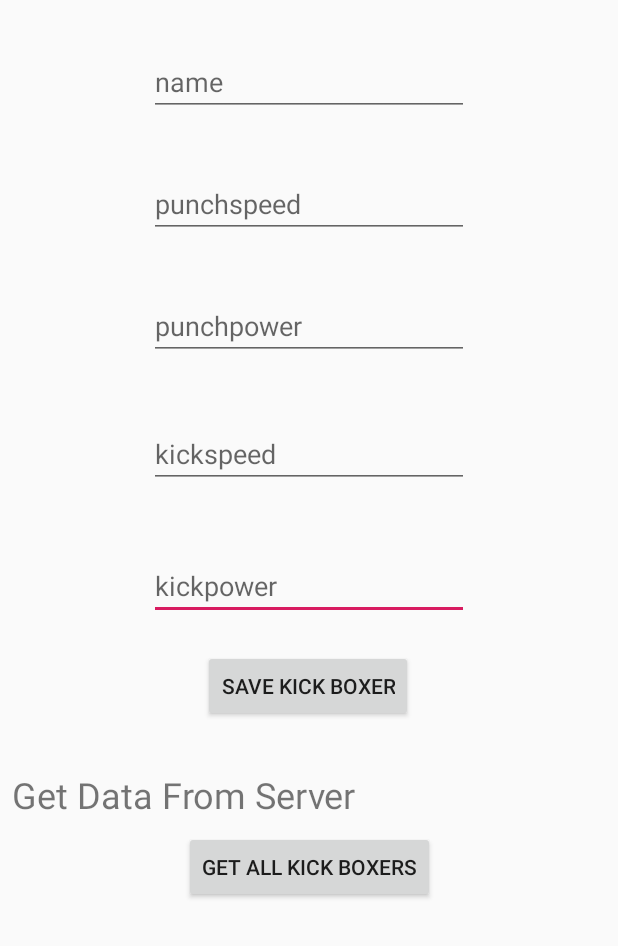
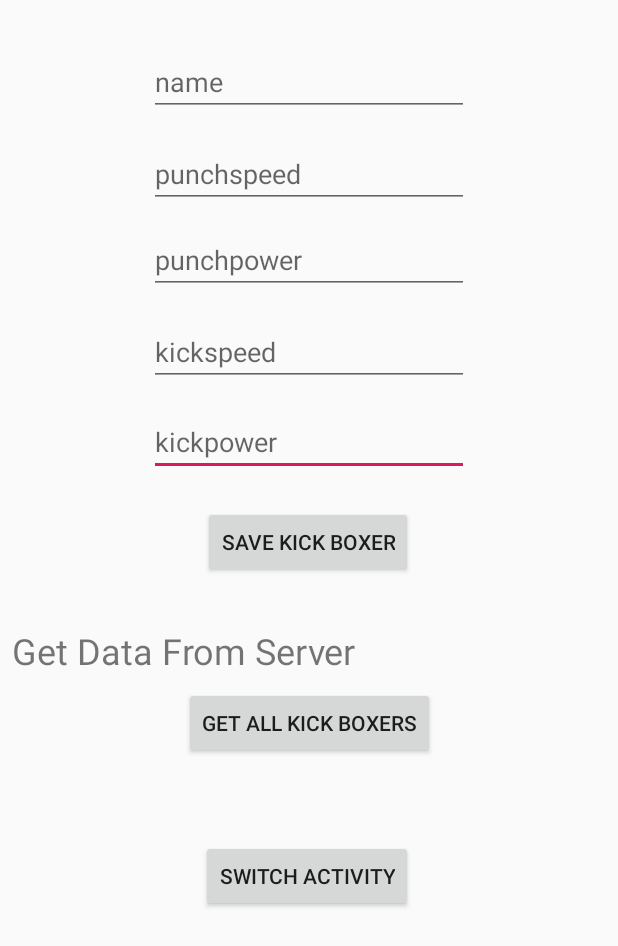
Before and after one commit to RyanPerera/SocialMediaApp, an Android app: the screen it shows after launch (SignUp), on a phone screen of 412 x 824 dp. Shown: the top 946 px of the screen. Run offline under Robolectric (Android 15) with nearby library versions, the phone set to English and light mode, and no system bars; libraries missing offline, so code that uses them is left out: com.parse, com.shashank.sony; 2 statements that could not run were skipped.

```diff
--- a/app/src/main/java/com/example/socialmediaapp/SignUp.java
+++ b/app/src/main/java/com/example/socialmediaapp/SignUp.java
@@ -1,5 +1,6 @@
 package com.example.socialmediaapp;
 
+import android.content.Intent;
 import android.os.Bundle;
 import android.view.View;
 import android.widget.Button;
@@ -28,6 +29,8 @@ public class SignUp extends AppCompatActivity  implements View.OnClickListener{
 
     private String allKickBoxers;
 
+    private Button btnNextActivity;
+
     @Override
     protected void onCreate(Bundle savedInstanceState)    {
         super.onCreate(savedInstanceState);
@@ -48,6 +51,8 @@ public class SignUp extends AppCompatActivity  implements View.OnClickListener{
 
         txtGetData = findViewById(R.id.txtGetData);
         btnGetAllData = findViewById(R.id.btnGetAllData);
+
+        btnNextActivity = findViewById(R.id.btnNextActivity);
 
         txtGetData.setOnClickListener(new View.OnClickListener() {
             @Override
@@ -90,6 +95,14 @@ public class SignUp extends AppCompatActivity  implements View.OnClickListener{
             }
         });
 
+        btnNextActivity.setOnClickListener(new View.OnClickListener() {
+            @Override
+            public void onClick(View view) {
+                Intent intent = new Intent(SignUp.this,SignUpLoginActivity.class);
+                startActivity(intent);
+            }
+        });
+
     }
 
 
--- a/app/src/main/res/layout/activity_sign_up.xml
+++ b/app/src/main/res/layout/activity_sign_up.xml
@@ -11,7 +11,7 @@
         android:layout_width="wrap_content"
         android:layout_height="wrap_content"
         android:layout_marginStart="8dp"
-        android:layout_marginTop="128dp"
+        android:layout_marginTop="76dp"
         android:layout_marginEnd="8dp"
         android:ems="10"
         android:hint="kickpower"
@@ -39,7 +39,7 @@
         android:layout_width="wrap_content"
         android:layout_height="wrap_content"
         android:layout_marginStart="8dp"
-        android:layout_marginTop="36dp"
+        android:layout_marginTop="16dp"
         android:layout_marginEnd="8dp"
         android:ems="10"
         android:hint="punchspeed"
@@ -53,7 +53,7 @@
         android:layout_width="wrap_content"
         android:layout_height="wrap_content"
         android:layout_marginStart="8dp"
-        android:layout_marginTop="36dp"
+        android:layout_marginTop="12dp"
         android:layout_marginEnd="8dp"
         android:ems="10"
         android:hint="punchpower"
@@ -67,7 +67,7 @@
         android:layout_width="wrap_content"
         android:layout_height="wrap_content"
         android:layout_marginStart="8dp"
-        android:layout_marginTop="40dp"
+        android:layout_marginTop="16dp"
         android:layout_marginEnd="8dp"
         android:ems="10"
         android:hint="kickspeed"
@@ -115,4 +115,20 @@
         app:layout_constraintStart_toStartOf="parent"
         app:layout_constraintTop_toBottomOf="@+id/txtGetData" />
 
+    <Button
+        android:id="@+id/btnNextActivity"
+        android:layout_width="wrap_content"
+        android:layout_height="wrap_content"
+        android:layout_marginStart="8dp"
+        android:layout_marginTop="8dp"
+        android:layout_marginEnd="8dp"
+        android:layout_marginBottom="8dp"
+        android:text="Switch Activity"
+        app:layout_constraintBottom_toBottomOf="parent"
+        app:layout_constraintEnd_toEndOf="parent"
+        app:layout_constraintHorizontal_bias="0.496"
+        app:layout_constraintStart_toStartOf="parent"
+        app:layout_constraintTop_toBottomOf="@+id/btnGetAllData"
+        app:layout_constraintVertical_bias="0.181" />
+
 </androidx.constraintlayout.widget.ConstraintLayout>
```
Also changed, not shown: app/src/main/AndroidManifest.xml (+7 -5 lines), app/src/main/java/com/example/socialmediaapp/SignUpLoginActivity.java (added, +77 -0 lines), app/src/main/java/com/example/socialmediaapp/WelcomeActivity.java (added, +14 -0 lines), app/src/main/res/layout/activity_welcome.xml (added, +9 -0 lines), app/src/main/res/layout/signup_login_activity.xml (added, +88 -0 lines).
